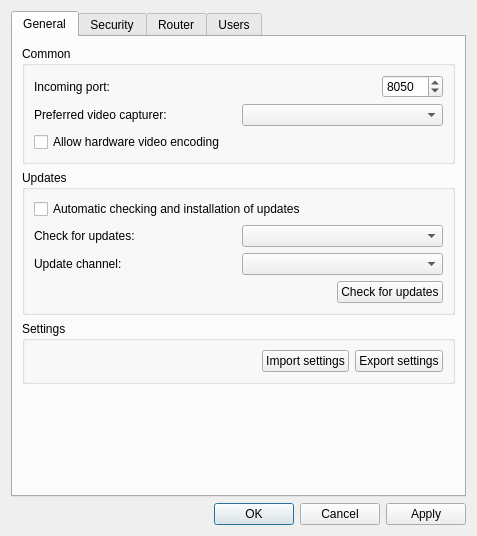
Old version of the form source/host/ui/config_dialog.ui in the repository dchapyshev/aspia.
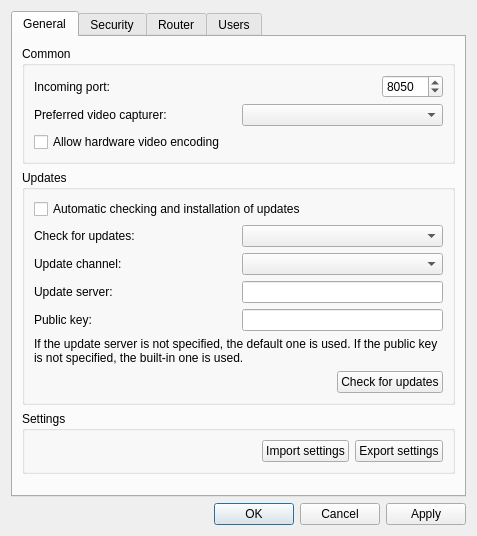
New version of the form. Icons and pictures are not drawn. Custom widgets are drawn as their Qt base class.

Commit message: Implement ability to change update server on host side.

Patch:
```diff
--- a/source/host/ui/config_dialog.ui
+++ b/source/host/ui/config_dialog.ui
@@ -140,6 +140,58 @@
             </item>
            </layout>
           </item>
+          <item>
+           <layout class="QHBoxLayout" name="layout_update_server">
+            <item>
+             <widget class="QLabel" name="label_update_server">
+              <property name="text">
+               <string>Update server:</string>
+              </property>
+             </widget>
+            </item>
+            <item>
+             <widget class="QLineEdit" name="edit_update_server">
+              <property name="sizePolicy">
+               <sizepolicy hsizetype="Preferred" vsizetype="Fixed">
+                <horstretch>0</horstretch>
+                <verstretch>0</verstretch>
+               </sizepolicy>
+              </property>
+             </widget>
+            </item>
+           </layout>
+          </item>
+          <item>
+           <layout class="QHBoxLayout" name="layout_update_public_key">
+            <item>
+             <widget class="QLabel" name="label_update_public_key">
+              <property name="text">
+               <string>Public key:</string>
+              </property>
+             </widget>
+            </item>
+            <item>
+             <widget class="QLineEdit" name="edit_update_public_key">
+              <property name="sizePolicy">
+               <sizepolicy hsizetype="Preferred" vsizetype="Fixed">
+                <horstretch>0</horstretch>
+                <verstretch>0</verstretch>
+               </sizepolicy>
+              </property>
+             </widget>
+            </item>
+           </layout>
+          </item>
+          <item>
+           <widget class="QLabel" name="label_update_server_hint">
+            <property name="text">
+             <string>If the update server is not specified, the default one is used. If the public key is not specified, the built-in one is used.</string>
+            </property>
+            <property name="wordWrap">
+             <bool>true</bool>
+            </property>
+           </widget>
+          </item>
           <item>
            <layout class="QHBoxLayout" name="horizontalLayout_7">
             <item>
```
The commit also changes 8 other files.
